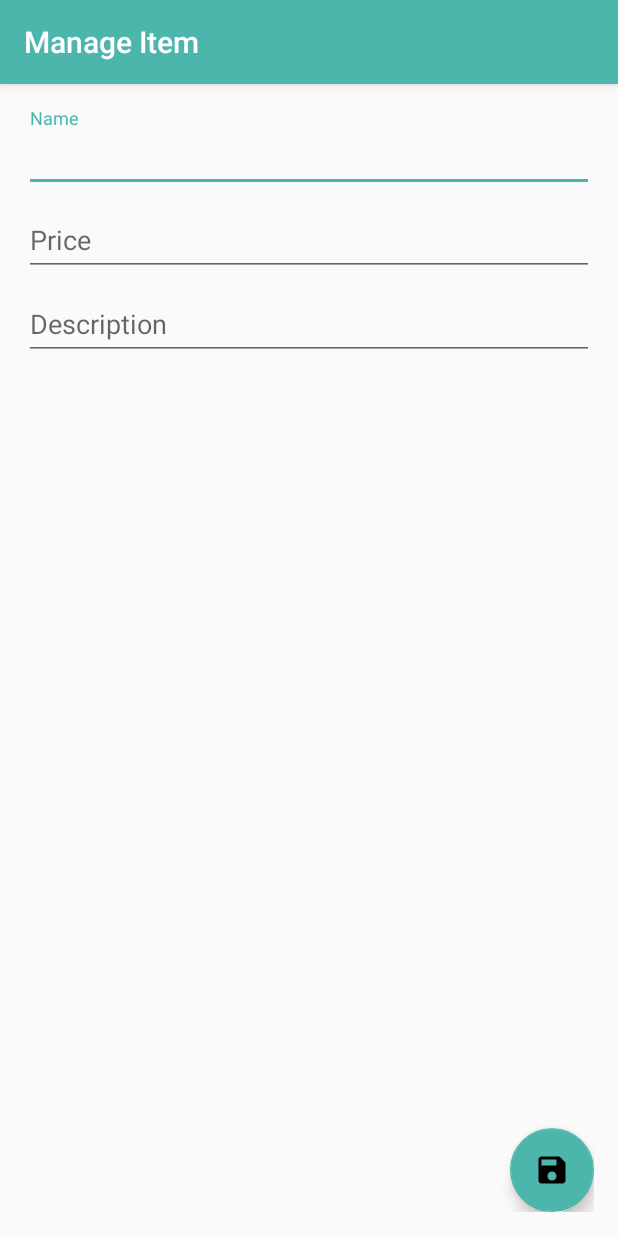
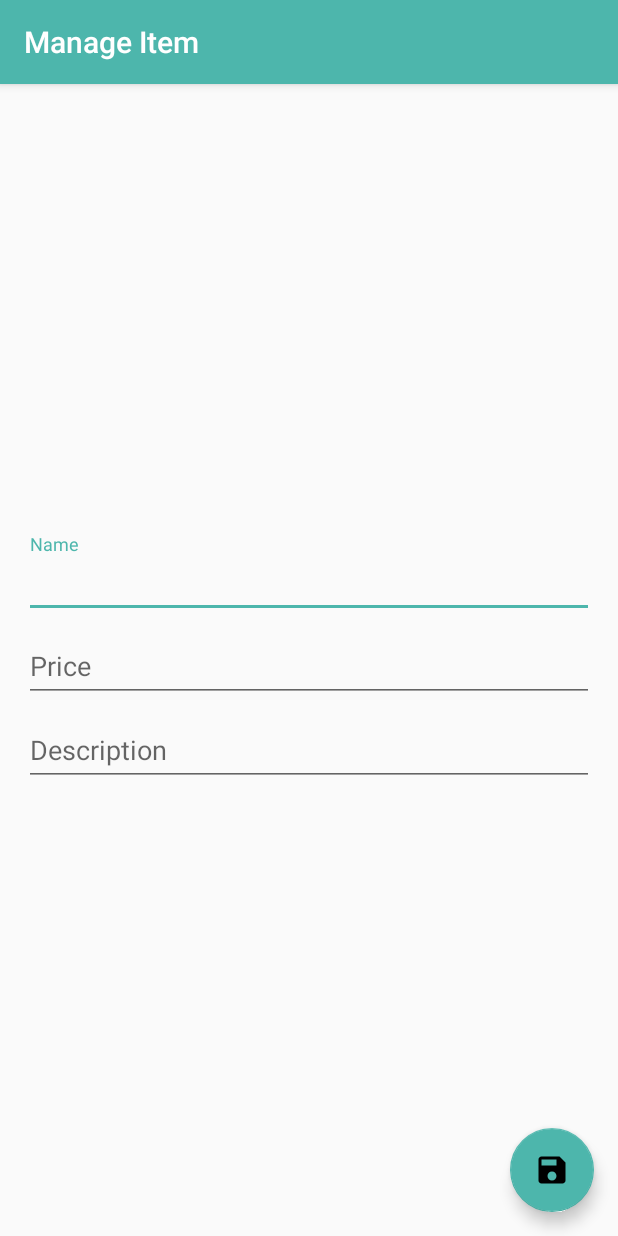
Before and after one commit to MenuFinder/AndroidClient, an Android app: the ManageItemActivity screen opened directly, with no data from a screen before it, on a phone screen of 412 x 824 dp. Run offline under Robolectric (Android 15) with nearby library versions, the phone set to English and light mode, and no system bars.

```diff
--- a/app/src/main/res/layout/activity_manage_item.xml
+++ b/app/src/main/res/layout/activity_manage_item.xml
@@ -4,9 +4,7 @@
     xmlns:tools="http://schemas.android.com/tools"
     android:layout_width="match_parent"
     android:layout_height="match_parent"
-    android:paddingBottom="@dimen/activity_vertical_margin"
     android:paddingLeft="@dimen/activity_horizontal_margin"
-    android:paddingRight="@dimen/activity_horizontal_margin"
     android:paddingTop="@dimen/activity_vertical_margin"
     tools:context="cat.udl.menufinder.activities.ManageItemActivity">
 
@@ -14,7 +12,10 @@
         android:id="@+id/activity_manage_item"
         android:layout_width="match_parent"
         android:layout_height="match_parent"
-        android:orientation="vertical">
+        android:gravity="center"
+        android:orientation="vertical"
+        android:paddingBottom="@dimen/activity_vertical_margin"
+        android:paddingRight="@dimen/activity_horizontal_margin">
 
         <android.support.design.widget.TextInputLayout
             android:layout_width="match_parent"
@@ -59,7 +60,10 @@
     <android.support.design.widget.FloatingActionButton
         android:id="@+id/save_button"
         android:layout_width="wrap_content"
+
         android:layout_height="wrap_content"
-        android:layout_gravity="bottom|right"
+        android:layout_gravity="bottom|end"
+        android:layout_marginBottom="@dimen/activity_vertical_margin"
+        android:layout_marginRight="@dimen/activity_horizontal_margin"
         app:srcCompat="@drawable/ic_save_black" />
 </android.support.design.widget.CoordinatorLayout>
```
Also changed, not shown: app/src/main/res/layout/fragment_manage_items.xml (+8 -8 lines).
